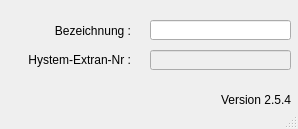
This is qkan/forms/qkan_pumpentypen.ui in hoettges/QKan as Qt 5 draws it before an edit. The edited form follows.
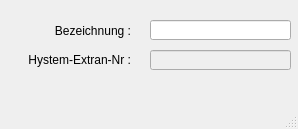
This is the edited form.

What changed in the file:
```diff
--- a/qkan/forms/qkan_pumpentypen.ui
+++ b/qkan/forms/qkan_pumpentypen.ui
@@ -87,25 +87,6 @@
      <bool>true</bool>
     </property>
    </widget>
-   <widget class="QLabel" name="lb_version">
-    <property name="geometry">
-     <rect>
-      <x>220</x>
-      <y>90</y>
-      <width>71</width>
-      <height>20</height>
-     </rect>
-    </property>
-    <property name="toolTip">
-     <string>Version QKan Import</string>
-    </property>
-    <property name="text">
-     <string>Version 2.5.4</string>
-    </property>
-    <property name="alignment">
-     <set>Qt::AlignRight|Qt::AlignTrailing|Qt::AlignVCenter</set>
-    </property>
-   </widget>
   </widget>
   <widget class="QStatusBar" name="statusbar"/>
  </widget>
```
